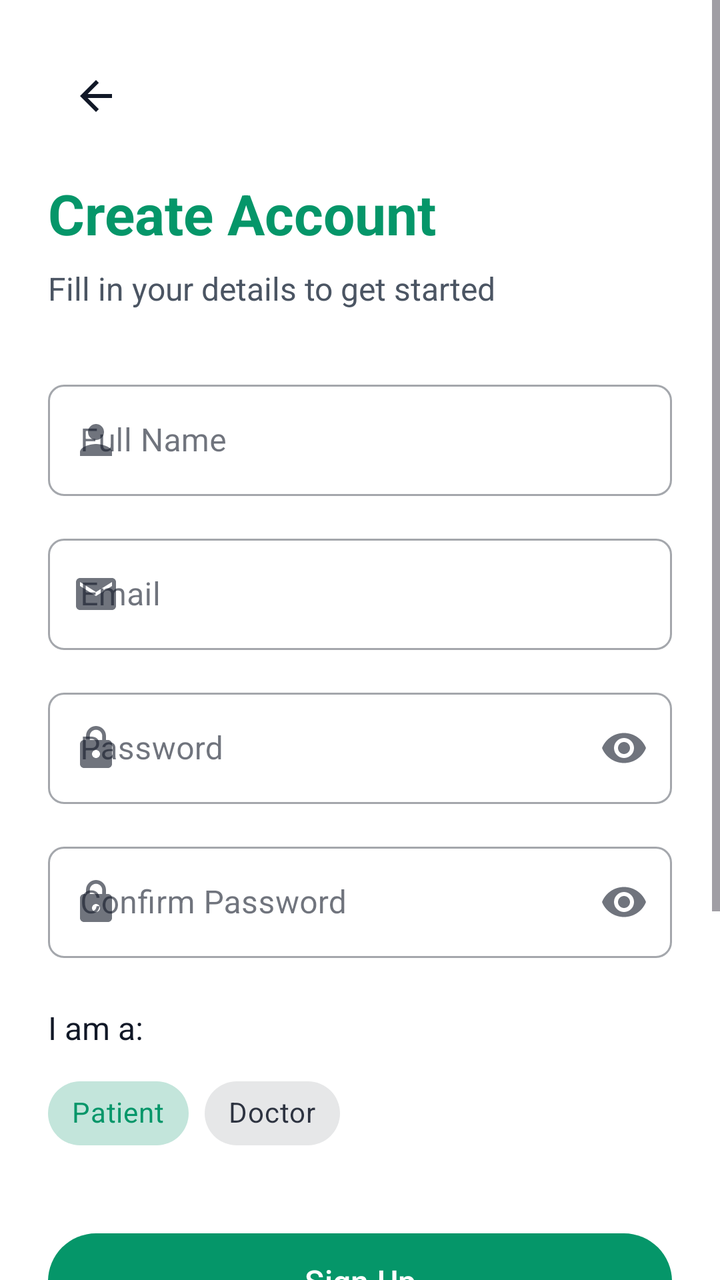
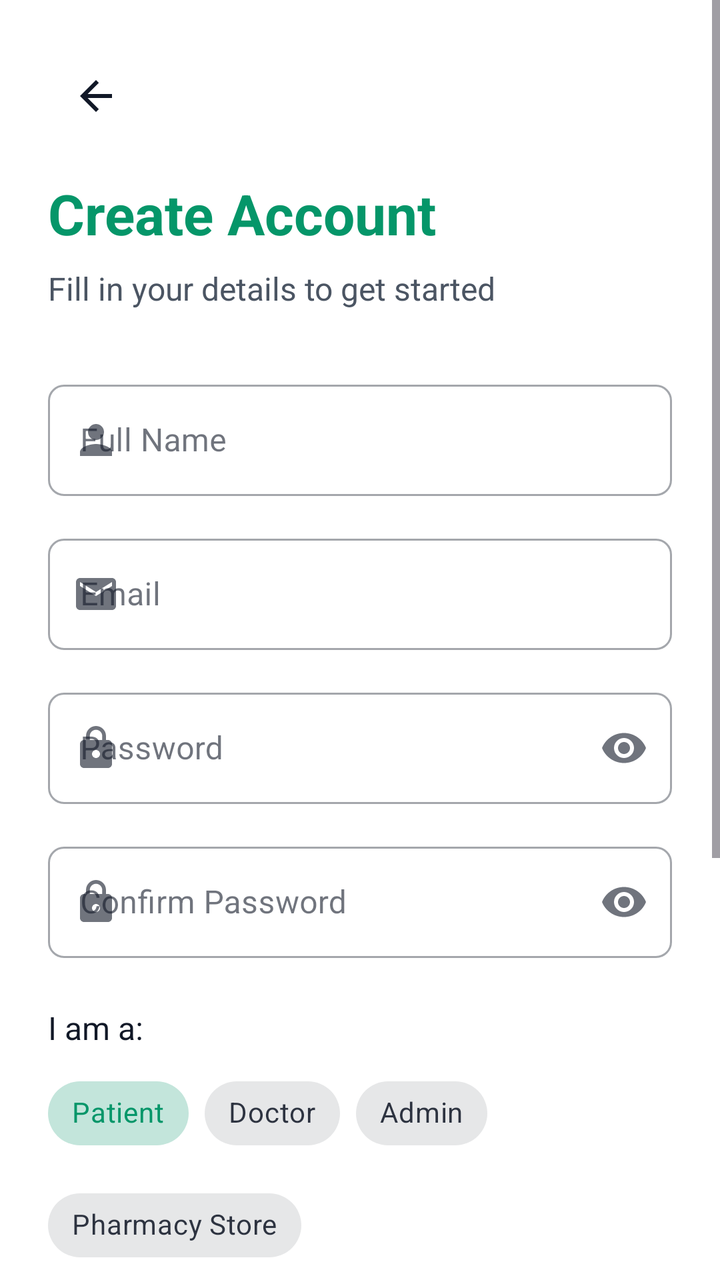

Before-and-after screenshots of an Android layout around one commit, followed by the original layout XML and the change that was made.
<!-- AndroidManifest.xml: application theme Theme.MediTrack -->
<!-- res/layout/activity_signup.xml -->
<?xml version="1.0" encoding="utf-8"?>
<ScrollView xmlns:android="http://schemas.android.com/apk/res/android"
    xmlns:app="http://schemas.android.com/apk/res-auto"
    android:layout_width="match_parent"
    android:layout_height="match_parent"
    android:fillViewport="true">

    <androidx.constraintlayout.widget.ConstraintLayout
        android:layout_width="match_parent"
        android:layout_height="wrap_content"
        android:padding="24dp">

        <ImageButton
            android:id="@+id/backButton"
            android:layout_width="48dp"
            android:layout_height="48dp"
            android:background="?attr/selectableItemBackgroundBorderless"
            android:contentDescription="@string/back"
            android:src="@drawable/ic_back"
            app:layout_constraintStart_toStartOf="parent"
            app:layout_constraintTop_toTopOf="parent"
            app:tint="@color/text_primary" />

        <TextView
            android:id="@+id/titleText"
            android:layout_width="wrap_content"
            android:layout_height="wrap_content"
            android:layout_marginTop="16dp"
            android:text="@string/create_account"
            android:textColor="@color/primary"
            android:textSize="28sp"
            android:textStyle="bold"
            app:layout_constraintStart_toStartOf="parent"
            app:layout_constraintTop_toBottomOf="@+id/backButton" />

        <TextView
            android:id="@+id/subtitleText"
            android:layout_width="wrap_content"
            android:layout_height="wrap_content"
            android:layout_marginTop="8dp"
            android:text="@string/signup_subtitle"
            android:textColor="@color/text_secondary"
            android:textSize="16sp"
            app:layout_constraintStart_toStartOf="parent"
            app:layout_constraintTop_toBottomOf="@+id/titleText" />

        <com.google.android.material.textfield.TextInputLayout
            android:id="@+id/nameLayout"
            style="@style/Widget.MaterialComponents.TextInputLayout.OutlinedBox"
            android:layout_width="0dp"
            android:layout_height="wrap_content"
            android:layout_marginTop="32dp"
            android:hint="@string/full_name"
            app:layout_constraintEnd_toEndOf="parent"
            app:layout_constraintStart_toStartOf="parent"
            app:layout_constraintTop_toBottomOf="@+id/subtitleText"
            app:startIconDrawable="@drawable/ic_person">

            <com.google.android.material.textfield.TextInputEditText
                android:id="@+id/nameEditText"
                android:layout_width="match_parent"
                android:layout_height="wrap_content"
                android:inputType="textPersonName"
                android:maxLines="1" />
        </com.google.android.material.textfield.TextInputLayout>

        <com.google.android.material.textfield.TextInputLayout
            android:id="@+id/emailLayout"
            style="@style/Widget.MaterialComponents.TextInputLayout.OutlinedBox"
            android:layout_width="0dp"
            android:layout_height="wrap_content"
            android:layout_marginTop="16dp"
            android:hint="@string/email"
            app:layout_constraintEnd_toEndOf="parent"
            app:layout_constraintStart_toStartOf="parent"
            app:layout_constraintTop_toBottomOf="@+id/nameLayout"
            app:startIconDrawable="@drawable/ic_email">

            <com.google.android.material.textfield.TextInputEditText
                android:id="@+id/emailEditText"
                android:layout_width="match_parent"
                android:layout_height="wrap_content"
                android:inputType="textEmailAddress"
                android:maxLines="1" />
        </com.google.android.material.textfield.TextInputLayout>

        <com.google.android.material.textfield.TextInputLayout
            android:id="@+id/passwordLayout"
            style="@style/Widget.MaterialComponents.TextInputLayout.OutlinedBox"
            android:layout_width="0dp"
            android:layout_height="wrap_content"
            android:layout_marginTop="16dp"
            android:hint="@string/password"
            app:endIconMode="password_toggle"
            app:layout_constraintEnd_toEndOf="parent"
            app:layout_constraintStart_toStartOf="parent"
            app:layout_constraintTop_toBottomOf="@+id/emailLayout"
            app:startIconDrawable="@drawable/ic_lock">

            <com.google.android.material.textfield.TextInputEditText
                android:id="@+id/passwordEditText"
                android:layout_width="match_parent"
                android:layout_height="wrap_content"
                android:inputType="textPassword"
                android:maxLines="1" />
        </com.google.android.material.textfield.TextInputLayout>

        <com.google.android.material.textfield.TextInputLayout
            android:id="@+id/confirmPasswordLayout"
            style="@style/Widget.MaterialComponents.TextInputLayout.OutlinedBox"
            android:layout_width="0dp"
            android:layout_height="wrap_content"
            android:layout_marginTop="16dp"
            android:hint="@string/confirm_password"
            app:endIconMode="password_toggle"
            app:layout_constraintEnd_toEndOf="parent"
            app:layout_constraintStart_toStartOf="parent"
            app:layout_constraintTop_toBottomOf="@+id/passwordLayout"
            app:startIconDrawable="@drawable/ic_lock">

            <com.google.android.material.textfield.TextInputEditText
                android:id="@+id/confirmPasswordEditText"
                android:layout_width="match_parent"
                android:layout_height="wrap_content"
                android:inputType="textPassword"
                android:maxLines="1" />
        </com.google.android.material.textfield.TextInputLayout>

        <TextView
            android:id="@+id/roleLabel"
            android:layout_width="wrap_content"
            android:layout_height="wrap_content"
            android:layout_marginTop="24dp"
            android:text="@string/i_am_a"
            android:textColor="@color/text_primary"
            android:textSize="16sp"
            app:layout_constraintStart_toStartOf="parent"
            app:layout_constraintTop_toBottomOf="@+id/confirmPasswordLayout" />

        <com.google.android.material.chip.ChipGroup
            android:id="@+id/roleChipGroup"
            android:layout_width="0dp"
            android:layout_height="wrap_content"
            android:layout_marginTop="8dp"
            app:layout_constraintEnd_toEndOf="parent"
            app:layout_constraintStart_toStartOf="parent"
            app:layout_constraintTop_toBottomOf="@+id/roleLabel"
            app:selectionRequired="true"
            app:singleSelection="true">

            <com.google.android.material.chip.Chip
                android:id="@+id/patientChip"
                style="@style/Widget.MaterialComponents.Chip.Choice"
                android:layout_width="wrap_content"
                android:layout_height="wrap_content"
                android:checked="true"
                android:text="@string/patient" />

            <com.google.android.material.chip.Chip
                android:id="@+id/doctorChip"
                style="@style/Widget.MaterialComponents.Chip.Choice"
                android:layout_width="wrap_content"
                android:layout_height="wrap_content"
                android:text="@string/doctor" />
        </com.google.android.material.chip.ChipGroup>

        <com.google.android.material.button.MaterialButton
            android:id="@+id/signupButton"
            android:layout_width="0dp"
            android:layout_height="56dp"
            android:layout_marginTop="32dp"
            android:text="@string/sign_up"
            android:textAllCaps="false"
            android:textSize="16sp"
            app:cornerRadius="28dp"
            app:layout_constraintEnd_toEndOf="parent"
            app:layout_constraintStart_toStartOf="parent"
            app:layout_constraintTop_toBottomOf="@+id/roleChipGroup" />

        <ProgressBar
            android:id="@+id/progressBar"
            android:layout_width="wrap_content"
            android:layout_height="wrap_content"
            android:visibility="gone"
            app:layout_constraintBottom_toBottomOf="@+id/signupButton"
            app:layout_constraintEnd_toEndOf="@+id/signupButton"
            app:layout_constraintStart_toStartOf="@+id/signupButton"
            app:layout_constraintTop_toTopOf="@+id/signupButton" />

        <TextView
            android:id="@+id/orText"
            android:layout_width="wrap_content"
            android:layout_height="wrap_content"
            android:layout_marginTop="24dp"
            android:text="@string/or"
            android:textColor="@color/text_secondary"
            android:textSize="14sp"
            app:layout_constraintEnd_toEndOf="parent"
            app:layout_constraintStart_toStartOf="parent"
            app:layout_constraintTop_toBottomOf="@+id/signupButton" />

        <View
            android:id="@+id/leftDivider"
            android:layout_width="0dp"
            android:layout_height="1dp"
            android:layout_marginEnd="16dp"
            android:background="@color/divider"
            app:layout_constraintBottom_toBottomOf="@+id/orText"
            app:layout_constraintEnd_toStartOf="@+id/orText"
            app:layout_constraintStart_toStartOf="parent"
            app:layout_constraintTop_toTopOf="@+id/orText" />

        <View
            android:id="@+id/rightDivider"
            android:layout_width="0dp"
            android:layout_height="1dp"
            android:layout_marginStart="16dp"
            android:background="@color/divider"
            app:layout_constraintBottom_toBottomOf="@+id/orText"
            app:layout_constraintEnd_toEndOf="parent"
            app:layout_constraintStart_toEndOf="@+id/orText"
            app:layout_constraintTop_toTopOf="@+id/orText" />

        <com.google.android.material.button.MaterialButton
            android:id="@+id/googleSignUpButton"
            style="@style/Widget.MaterialComponents.Button.OutlinedButton"
            android:layout_width="0dp"
            android:layout_height="56dp"
            android:layout_marginTop="24dp"
            android:text="@string/continue_with_google"
            android:textAllCaps="false"
            android:textColor="@color/text_primary"
            android:textSize="16sp"
            app:cornerRadius="28dp"
            app:icon="@drawable/ic_google"
            app:iconGravity="textStart"
            app:iconPadding="12dp"
            app:iconTint="@null"
            app:layout_constraintEnd_toEndOf="parent"
            app:layout_constraintStart_toStartOf="parent"
            app:layout_constraintTop_toBottomOf="@+id/orText" />

        <LinearLayout
            android:layout_width="wrap_content"
            android:layout_height="wrap_content"
            android:layout_marginTop="32dp"
            android:layout_marginBottom="24dp"
            android:orientation="horizontal"
            app:layout_constraintBottom_toBottomOf="parent"
            app:layout_constraintEnd_toEndOf="parent"
            app:layout_constraintStart_toStartOf="parent"
            app:layout_constraintTop_toBottomOf="@+id/googleSignUpButton">

            <TextView
                android:layout_width="wrap_content"
                android:layout_height="wrap_content"
                android:text="@string/already_have_account"
                android:textColor="@color/text_secondary"
                android:textSize="14sp" />

            <TextView
                android:id="@+id/signInText"
                android:layout_width="wrap_content"
                android:layout_height="wrap_content"
                android:layout_marginStart="4dp"
                android:padding="4dp"
                android:text="@string/sign_in"
                android:textColor="@color/primary"
                android:textSize="14sp"
                android:textStyle="bold" />
        </LinearLayout>

    </androidx.constraintlayout.widget.ConstraintLayout>
</ScrollView>
<!-- resources referenced by this layout -->
<resources>
  <color name="divider">#E5E7EB</color>
  <color name="primary">#059669</color>
  <color name="text_primary">#111827</color>
  <color name="text_secondary">#4B5563</color>
  <!-- drawable ic_back (drawable) -->
  <vector xmlns:android="http://schemas.android.com/apk/res/android"
      android:width="24dp"
      android:height="24dp"
      android:viewportWidth="24"
      android:viewportHeight="24">
      <path
          android:fillColor="#000000"
          android:pathData="M20,11H7.83l5.59,-5.59L12,4l-8,8l8,8l1.41,-1.41L7.83,13H20V11z"/>
  </vector>
  <!-- drawable ic_email (drawable) -->
  <vector xmlns:android="http://schemas.android.com/apk/res/android"
      android:width="24dp"
      android:height="24dp"
      android:viewportWidth="24"
      android:viewportHeight="24">
      <path
          android:fillColor="#000000"
          android:pathData="M20,4H4C2.9,4 2.01,4.9 2.01,6L2,18c0,1.1 0.9,2 2,2h16c1.1,0 2,-0.9 2,-2V6C22,4.9 21.1,4 20,4zM20,8l-8,5l-8,-5V6l8,5l8,-5V8z"/>
  </vector>
  <!-- drawable ic_person (drawable) -->
  <vector xmlns:android="http://schemas.android.com/apk/res/android"
      android:width="24dp"
      android:height="24dp"
      android:viewportWidth="24"
      android:viewportHeight="24">
      <path
          android:fillColor="#000000"
          android:pathData="M12,12c2.21,0 4,-1.79 4,-4s-1.79,-4 -4,-4s-4,1.79 -4,4S9.79,12 12,12zM12,14c-2.67,0 -8,1.34 -8,4v2h16v-2C20,15.34 14.67,14 12,14z"/>
  </vector>
  <string name="already_have_account">Already have an account?</string>
  <string name="back">Back</string>
  <string name="confirm_password">Confirm Password</string>
  <string name="continue_with_google">Continue with Google</string>
  <string name="create_account">Create Account</string>
  <string name="doctor">Doctor</string>
  <string name="email">Email</string>
  <string name="full_name">Full Name</string>
  <string name="i_am_a">I am a:</string>
  <string name="or">OR</string>
  <string name="password">Password</string>
  <string name="patient">Patient</string>
  <string name="sign_in">Sign In</string>
  <string name="sign_up">Sign Up</string>
  <string name="signup_subtitle">Fill in your details to get started</string>
  <color name="primary_dark">#047857</color>
  <color name="primary_container">#D1FAE5</color>
  <color name="text_on_primary">#FFFFFF</color>
  <color name="on_primary_container">#064E3B</color>
  <color name="secondary">#0891B2</color>
  <color name="secondary_container">#CFFAFE</color>
  <color name="white">#FFFFFFFF</color>
  <color name="on_secondary_container">#164E63</color>
  <color name="tertiary">#7C3AED</color>
  <color name="tertiary_container">#EDE9FE</color>
  <color name="on_tertiary_container">#4C1D95</color>
  <color name="background">#FFFFFF</color>
  <color name="surface">#FFFFFF</color>
  <color name="surface_variant">#F3F4F6</color>
  <color name="error">#DC2626</color>
  <color name="error_container">#FEF2F2</color>
  <color name="outline">#D1D5DB</color>
  <style name="ShapeAppearance.MediTrack.SmallComponent" parent="ShapeAppearance.Material3.SmallComponent">
          <item name="cornerFamily">rounded</item>
          <item name="cornerSize">8dp</item>
      </style>
  <style name="ShapeAppearance.MediTrack.MediumComponent" parent="ShapeAppearance.Material3.MediumComponent">
          <item name="cornerFamily">rounded</item>
          <item name="cornerSize">12dp</item>
      </style>
  <style name="ShapeAppearance.MediTrack.LargeComponent" parent="ShapeAppearance.Material3.LargeComponent">
          <item name="cornerFamily">rounded</item>
          <item name="cornerSize">16dp</item>
      </style>
  <!-- unchanged entries left out for length: 3 -->
</resources>

<!-- the commit's change to res/layout/activity_signup.xml (unified diff, before → after) -->
@@ -162,6 +162,20 @@
                 android:layout_width="wrap_content"
                 android:layout_height="wrap_content"
                 android:text="@string/doctor" />
+
+            <com.google.android.material.chip.Chip
+                android:id="@+id/adminChip"
+                style="@style/Widget.MaterialComponents.Chip.Choice"
+                android:layout_width="wrap_content"
+                android:layout_height="wrap_content"
+                android:text="@string/admin" />
+
+            <com.google.android.material.chip.Chip
+                android:id="@+id/pharmacyChip"
+                style="@style/Widget.MaterialComponents.Chip.Choice"
+                android:layout_width="wrap_content"
+                android:layout_height="wrap_content"
+                android:text="@string/pharmacy_store" />
         </com.google.android.material.chip.ChipGroup>
 
         <com.google.android.material.button.MaterialButton
<!-- resource entries referenced after the edit -->
@@ -34,6 +34,7 @@
           android:fillColor="#000000"
           android:pathData="M12,12c2.21,0 4,-1.79 4,-4s-1.79,-4 -4,-4s-4,1.79 -4,4S9.79,12 12,12zM12,14c-2.67,0 -8,1.34 -8,4v2h16v-2C20,15.34 14.67,14 12,14z"/>
   </vector>
+  <string name="admin">Admin</string>
   <string name="already_have_account">Already have an account?</string>
   <string name="back">Back</string>
   <string name="confirm_password">Confirm Password</string>
@@ -46,6 +47,7 @@
   <string name="or">OR</string>
   <string name="password">Password</string>
   <string name="patient">Patient</string>
+  <string name="pharmacy_store">Pharmacy Store</string>
   <string name="sign_in">Sign In</string>
   <string name="sign_up">Sign Up</string>
   <string name="signup_subtitle">Fill in your details to get started</string>
